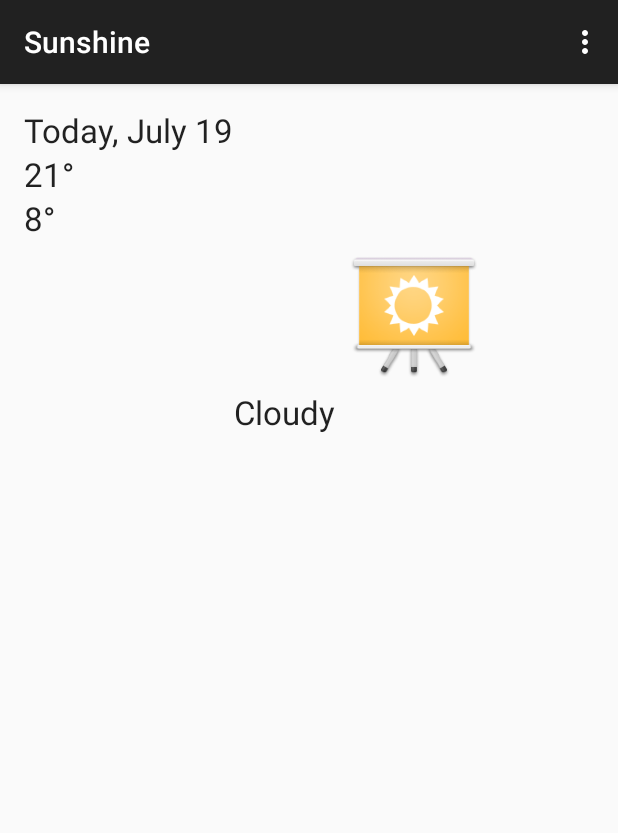
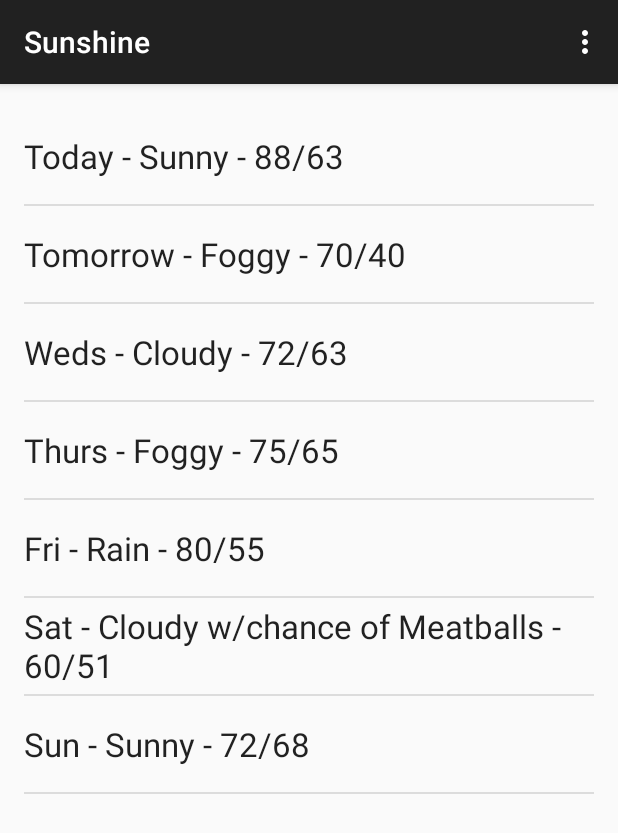
Before and after one commit to eesee/sunshine, an Android app: the screen it shows after launch (MainActivity), on a phone screen of 412 x 824 dp. Shown: the top 833 px of the screen. Run offline under Robolectric (Android 15) with nearby library versions, the phone set to English and light mode, and no system bars.

Commit message:
phase 1 with static Mock data

```diff
--- a/app/src/main/java/com/example/e/sunshine/app/MainActivity.java
+++ b/app/src/main/java/com/example/e/sunshine/app/MainActivity.java
@@ -1,15 +1,19 @@
 package com.example.e.sunshine.app;
 
+import android.os.Bundle;
+import android.support.v4.app.Fragment;
 import android.support.v7.app.ActionBarActivity;
-import android.support.v7.app.ActionBar;
-import android.support.v4.app.Fragment;
-import android.os.Bundle;
 import android.view.LayoutInflater;
 import android.view.Menu;
 import android.view.MenuItem;
 import android.view.View;
 import android.view.ViewGroup;
-import android.os.Build;
+import android.widget.ArrayAdapter;
+import android.widget.ListView;
+
+import java.util.ArrayList;
+import java.util.Arrays;
+import java.util.List;
 
 
 public class MainActivity extends ActionBarActivity {
@@ -53,13 +57,41 @@ public class MainActivity extends ActionBarActivity {
      */
     public static class PlaceholderFragment extends Fragment {
 
+        ArrayAdapter<String> mForecastAdapter;
+
         public PlaceholderFragment() {
         }
 
         @Override
         public View onCreateView(LayoutInflater inflater, ViewGroup container,
                                  Bundle savedInstanceState) {
+
+            String[] forecastArray = {
+                    "Today - Sunny - 88/63",
+                    "Tomorrow - Foggy - 70/40",
+                    "Weds - Cloudy - 72/63",
+                    "Thurs - Foggy - 75/65",
+                    "Fri - Rain - 80/55",
+                    "Sat - Cloudy w/chance of Meatballs - 60/51",
+                    "Sun - Sunny - 72/68"
+            };
+
+            List<String> weekForecast = new ArrayList<String>(Arrays.asList(forecastArray));
+
+            mForecastAdapter =
+                    new ArrayAdapter<String>(
+                            getActivity(),
+                            R.layout.list_item_forecast,
+                            R.id.list_item_forecast_textview,
+                            weekForecast
+                    );
+
             View rootView = inflater.inflate(R.layout.fragment_main, container, false);
+
+            ListView listView = (ListView) rootView.findViewById(
+                    R.id.listview_forecast);
+            listView.setAdapter(mForecastAdapter);
+
             return rootView;
         }
     }
--- a/app/src/main/res/layout/fragment_main.xml
+++ b/app/src/main/res/layout/fragment_main.xml
@@ -1,4 +1,4 @@
-<RelativeLayout xmlns:android="http://schemas.android.com/apk/res/android"
+<FrameLayout xmlns:android="http://schemas.android.com/apk/res/android"
     xmlns:tools="http://schemas.android.com/tools" android:layout_width="match_parent"
     android:layout_height="match_parent" android:paddingLeft="@dimen/activity_horizontal_margin"
     android:paddingRight="@dimen/activity_horizontal_margin"
@@ -7,52 +7,10 @@
     tools:context=".MainActivity$PlaceholderFragment"
     android:id="@+id/placeholder_frag">
 
-    <TextView android:text="@string/hello_world"
-    android:layout_width="wrap_content"
-    android:layout_height="wrap_content"
-    android:textAppearance="?android:attr/textAppearanceLarge"
-        android:id="@+id/textView" />
-
-    <TextView android:text="21°"
-        android:layout_width="wrap_content"
-        android:layout_height="wrap_content"
-        android:textAppearance="?android:attr/textAppearanceLarge"
-        android:layout_below="@+id/textView"
-        android:layout_alignParentLeft="true"
-        android:layout_alignParentStart="true"
-        android:id="@+id/high_temp" />
-
-    <TextView android:text="8°"
-        android:layout_width="wrap_content"
-        android:layout_height="wrap_content"
-        android:textAppearance="?android:attr/textAppearanceLarge"
-        android:id="@+id/low_temp"
-        android:layout_alignRight="@+id/high_temp"
-        android:layout_alignEnd="@+id/high_temp"
-        android:layout_below="@+id/high_temp"
-        android:layout_alignParentLeft="true"
-        android:layout_alignParentStart="true" />
-
-    <ImageView
-        android:layout_width="wrap_content"
-        android:layout_height="100dp"
-        android:id="@+id/image"
-        android:src="@drawable/ic_launcher_web"
-        android:contentDescription="@string/cloudy"
-        android:layout_below="@+id/low_temp"
-        android:layout_toEndOf="@+id/textView" />
-
-    <TextView android:text="@string/cloudy"
-        android:layout_width="wrap_content"
-        android:layout_height="wrap_content"
-        android:textAppearance="?android:attr/textAppearanceLarge"
-        android:id="@+id/cloudy"
-        android:layout_alignRight="@+id/image"
-        android:layout_alignEnd="@+id/image"
-        android:layout_below="@+id/image"
-        android:layout_alignLeft="@+id/image"
-        android:layout_alignStart="@+id/image" />
+    <ListView
+    android:layout_width="match_parent"
+    android:layout_height="match_parent"
+        android:id="@+id/listview_forecast" />
 
 
-
-</RelativeLayout>
+</FrameLayout>
```
